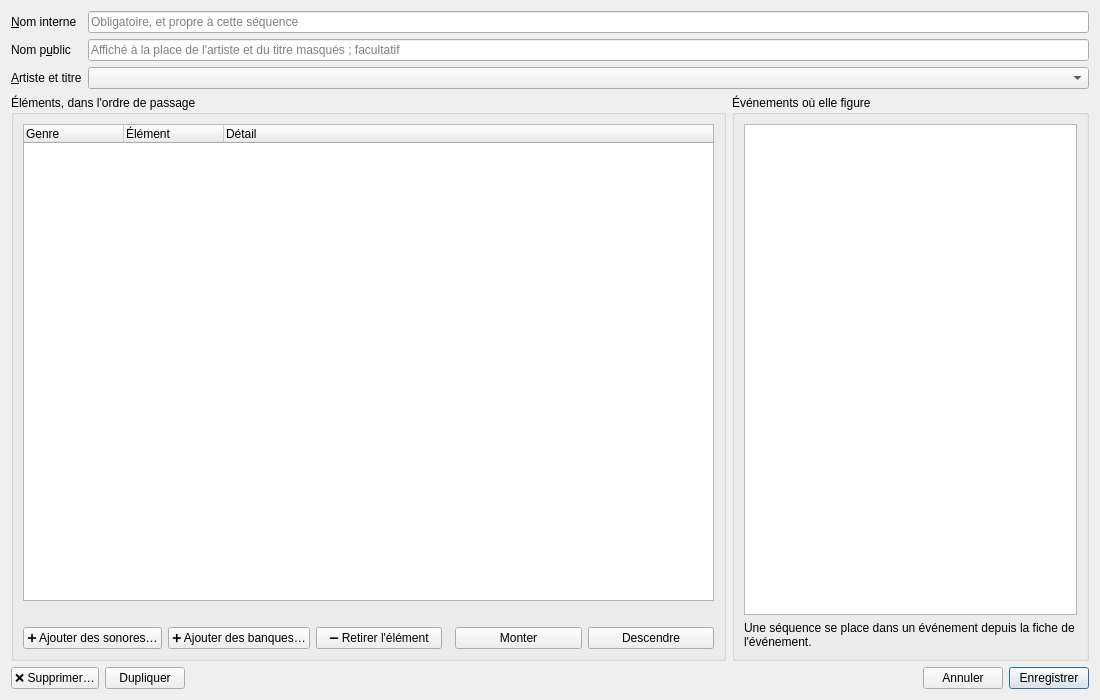
Old version of the form src/machincast/interface/ui/sequence_card.ui in the repository dascritch/machincast.
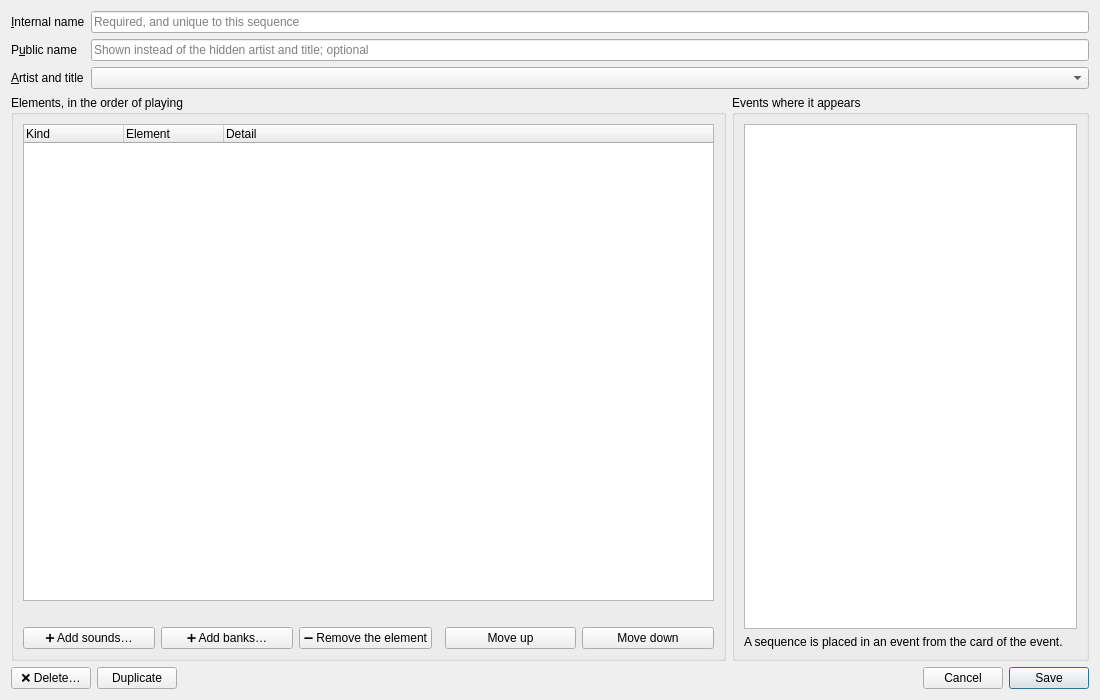
New version of the form.

```diff
--- a/src/machincast/interface/ui/sequence_card.ui
+++ b/src/machincast/interface/ui/sequence_card.ui
@@ -16,7 +16,7 @@
      <item row="0" column="0">
       <widget class="QLabel" name="internal_name_caption">
        <property name="text">
-        <string>&amp;Nom interne</string>
+        <string>&amp;Internal name</string>
        </property>
        <property name="buddy">
         <cstring>internal_name</cstring>
@@ -29,14 +29,14 @@
         <number>255</number>
        </property>
        <property name="placeholderText">
-        <string>Obligatoire, et propre à cette séquence</string>
+        <string>Required, and unique to this sequence</string>
        </property>
       </widget>
      </item>
      <item row="1" column="0">
       <widget class="QLabel" name="public_name_caption">
        <property name="text">
-        <string>Nom p&amp;ublic</string>
+        <string>P&amp;ublic name</string>
        </property>
        <property name="buddy">
         <cstring>public_name</cstring>
@@ -49,14 +49,14 @@
         <number>255</number>
        </property>
        <property name="placeholderText">
-        <string>Affiché à la place de l'artiste et du titre masqués ; facultatif</string>
+        <string>Shown instead of the hidden artist and title; optional</string>
        </property>
       </widget>
      </item>
      <item row="2" column="0">
       <widget class="QLabel" name="hiding_caption">
        <property name="text">
-        <string>&amp;Artiste et titre</string>
+        <string>&amp;Artist and title</string>
        </property>
        <property name="buddy">
         <cstring>hiding</cstring>
@@ -73,7 +73,7 @@
      <item>
       <widget class="QGroupBox" name="item_group">
        <property name="title">
-        <string>Éléments, dans l'ordre de passage</string>
+        <string>Elements, in the order of playing</string>
        </property>
        <layout class="QVBoxLayout" name="item_layout">
         <item>
@@ -92,17 +92,17 @@
           </property>
           <column>
            <property name="text">
-            <string>Genre</string>
+            <string comment="category">Kind</string>
            </property>
           </column>
           <column>
            <property name="text">
-            <string>Élément</string>
+            <string>Element</string>
            </property>
           </column>
           <column>
            <property name="text">
-            <string>Détail</string>
+            <string>Detail</string>
            </property>
           </column>
          </widget>
@@ -119,21 +119,21 @@
           <item>
            <widget class="QPushButton" name="add_sounds">
             <property name="text">
-             <string>➕ Ajouter des sonores…</string>
+             <string>➕ Add sounds…</string>
             </property>
            </widget>
           </item>
           <item>
            <widget class="QPushButton" name="add_banks">
             <property name="text">
-             <string>➕ Ajouter des banques…</string>
+             <string>➕ Add banks…</string>
             </property>
            </widget>
           </item>
           <item>
            <widget class="QPushButton" name="remove_item">
             <property name="text">
-             <string>➖ Retirer l'élément</string>
+             <string>➖ Remove the element</string>
             </property>
            </widget>
           </item>
@@ -147,14 +147,14 @@
           <item>
            <widget class="QPushButton" name="raise_">
             <property name="text">
-             <string>Monter</string>
+             <string>Move up</string>
             </property>
            </widget>
           </item>
           <item>
            <widget class="QPushButton" name="go_down">
             <property name="text">
-             <string>Descendre</string>
+             <string>Move down</string>
             </property>
            </widget>
           </item>
@@ -166,7 +166,7 @@
      <item>
       <widget class="QGroupBox" name="event_group">
        <property name="title">
-        <string>Événements où elle figure</string>
+        <string>Events where it appears</string>
        </property>
        <layout class="QVBoxLayout" name="event_layout">
         <item>
@@ -179,7 +179,7 @@
         <item>
          <widget class="QLabel" name="event_explanation">
           <property name="text">
-           <string>Une séquence se place dans un événement depuis la fiche de l'événement.</string>
+           <string>A sequence is placed in an event from the card of the event.</string>
           </property>
           <property name="wordWrap">
            <bool>true</bool>
@@ -196,7 +196,7 @@
      <item>
       <widget class="QPushButton" name="delete">
        <property name="text">
-        <string>❌ Supprimer…</string>
+        <string>❌ Delete…</string>
        </property>
        <property name="toolTip">
         <string>Supprime l'élément de la base, après confirmation ; aucun fichier n'est touché.</string>
@@ -206,7 +206,7 @@
      <item>
       <widget class="QPushButton" name="duplicate">
        <property name="text">
-        <string>Dupliquer</string>
+        <string>Duplicate</string>
        </property>
        <property name="toolTip">
         <string>Ouvre une copie de l'élément dans une nouvelle fiche ; rien n'est enregistré avant « Enregistrer ».</string>
@@ -223,14 +223,14 @@
      <item>
       <widget class="QPushButton" name="cancel">
        <property name="text">
-        <string>Annuler</string>
+        <string>Cancel</string>
        </property>
       </widget>
      </item>
      <item>
       <widget class="QPushButton" name="save">
        <property name="text">
-        <string>Enregistrer</string>
+        <string>Save</string>
        </property>
        <property name="default">
         <bool>true</bool>
```
Left out of the diff: 4 changed lines with no effect on the pictures.
